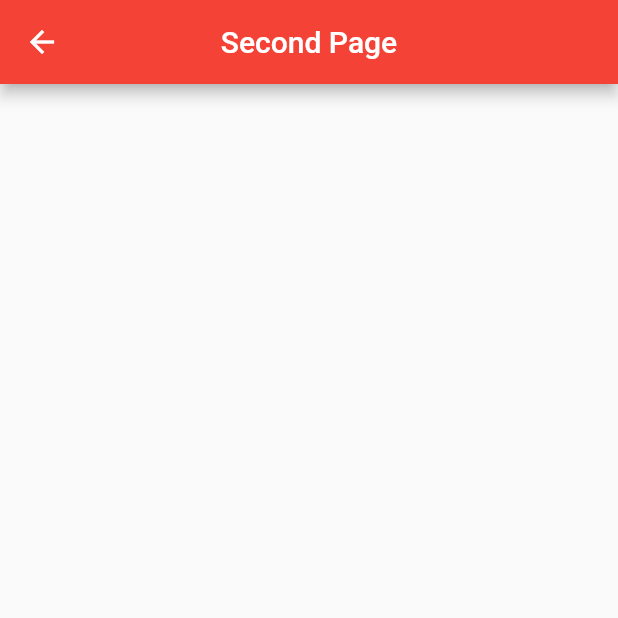
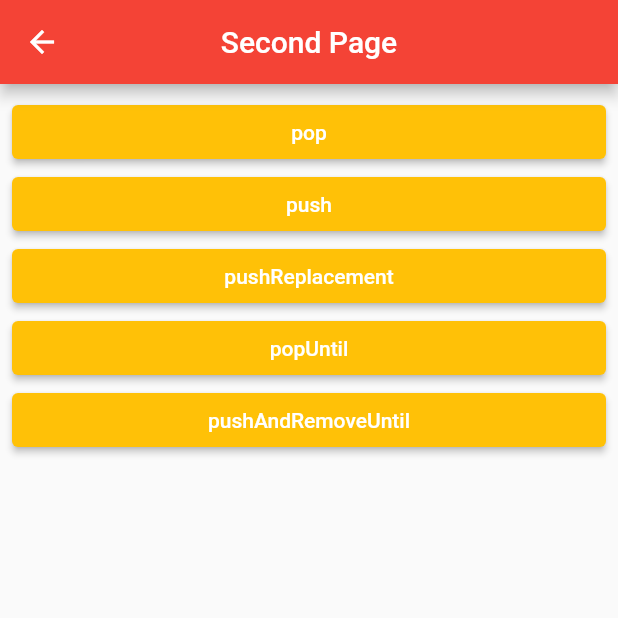
Before and after one commit to samuzaffar99/quiz_demo, a Flutter app: the screen it shows after launch, after a tap on "Navigation Demo", on a phone screen of 412 x 824 dp, the top half of it. Run offline on Flutter 3.47's test engine with Material 2 defaults, Android fonts, the phone set to English and light mode, and no system bars.

Commit message:
add navigation, scoring

```diff
--- a/lib/data.dart
+++ b/lib/data.dart
@@ -17,6 +17,8 @@ const List<Map<String, dynamic>> quizData = [
   {
     "question": "What is 6/2?",
     "solutions": [0, 3, 23, 1],
-    "index": 2
+    "index": 1
   }
 ];
+
+List<int> ans = List.filled(quizData.length, 0);
--- a/lib/pages/quiz.dart
+++ b/lib/pages/quiz.dart
@@ -53,8 +53,6 @@ class Solutions extends StatefulWidget {
 }
 
 class _SolutionsState extends State<Solutions> {
-  int selectedIndex = 0;
-
   @override
   Widget build(BuildContext context) {
     return ListView.builder(
@@ -63,11 +61,11 @@ class _SolutionsState extends State<Solutions> {
         return RadioListTile(
           title: Text(quizData[widget.index]["solutions"][i].toString()),
           value: i,
-          groupValue: selectedIndex,
+          groupValue: ans[widget.index],
           onChanged: (_) {
             print(i);
             setState(() {
-              selectedIndex = i;
+              ans[widget.index] = i;
             });
           },
         );
--- a/lib/widgets/navigation.dart
+++ b/lib/widgets/navigation.dart
@@ -2,10 +2,11 @@ import 'package:flutter/material.dart';
 
 class NavDemo extends StatelessWidget {
   const NavDemo({Key? key}) : super(key: key);
-  static const List<Tab> myTabs = <Tab>[
-    Tab(text: 'LEFT'),
-    Tab(text: 'RIGHT'),
-  ];
+
+  MaterialPageRoute getRoute() {
+    return MaterialPageRoute(builder: (context) => const NavDemo());
+  }
+
   @override
   Widget build(BuildContext context) {
     return Scaffold(
@@ -13,7 +14,36 @@ class NavDemo extends StatelessWidget {
         title: const Text("Second Page"),
         centerTitle: true,
       ),
-      body: Center(),
+      body: Padding(
+        padding: const EdgeInsets.all(8.0),
+        child: Column(
+          crossAxisAlignment: CrossAxisAlignment.stretch,
+          children: [
+            ElevatedButton(
+              onPressed: () => Navigator.pop(context, getRoute()),
+              child: const Text("pop"),
+            ),
+            ElevatedButton(
+              onPressed: () => Navigator.push(context, getRoute()),
+              child: const Text("push"),
+            ),
+            ElevatedButton(
+              onPressed: () => Navigator.pushReplacement(context, getRoute()),
+              child: const Text("pushReplacement"),
+            ),
+            ElevatedButton(
+              onPressed: () =>
+                  Navigator.popUntil(context, ModalRoute.withName('/')),
+              child: const Text("popUntil"),
+            ),
+            ElevatedButton(
+              onPressed: () => Navigator.pushAndRemoveUntil(
+                  context, getRoute(), ModalRoute.withName('/')),
+              child: const Text("pushAndRemoveUntil"),
+            ),
+          ],
+        ),
+      ),
     );
   }
 }
--- a/lib/widgets/stack.dart
+++ b/lib/widgets/stack.dart
@@ -2,6 +2,7 @@ import 'package:flutter/material.dart';
 
 class StackDemo extends StatelessWidget {
   const StackDemo({Key? key}) : super(key: key);
+
   @override
   Widget build(BuildContext context) {
     return Scaffold(
```
Also changed, not shown: lib/pages/result.dart (+8 -0 lines), 1 other file.
